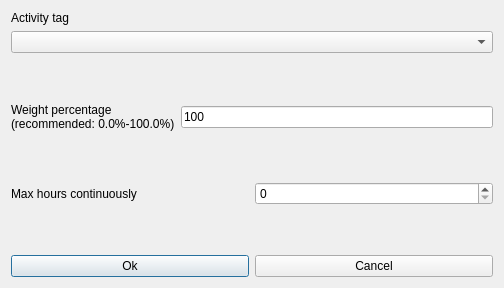
First picture: the form in fet/src/interface/modifyconstraintteachersactivitytagmaxhourscontinuouslyform_template.ui, repository vonmecheln/fet, before the edit.
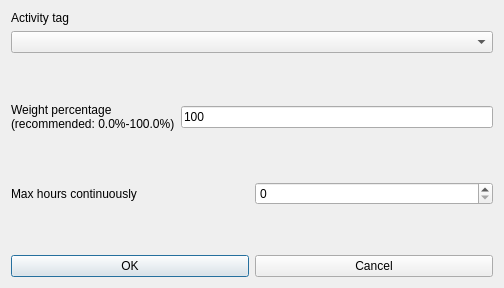
Second picture: the form after the edit.

Patch:
```diff
--- a/fet/src/interface/modifyconstraintteachersactivitytagmaxhourscontinuouslyform_template.ui
+++ b/fet/src/interface/modifyconstraintteachersactivitytagmaxhourscontinuouslyform_template.ui
@@ -145,7 +145,7 @@
      <item>
       <widget class="QPushButton" name="okPushButton">
        <property name="text">
-        <string>Ok</string>
+        <string>OK</string>
        </property>
       </widget>
      </item>
```
